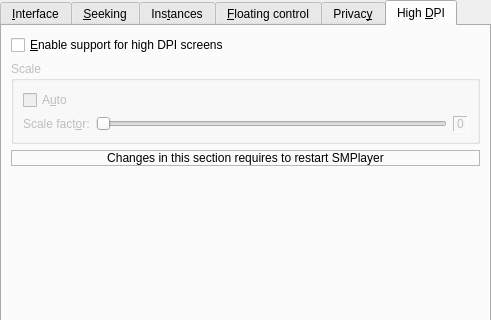
The window that src/prefinterface.ui (smplayer-dev/smplayer) describes before a commit, drawn with Qt 5; both pictures show x 0 to 491 and y 0 to 320 of the 491 by 502 pixel window.
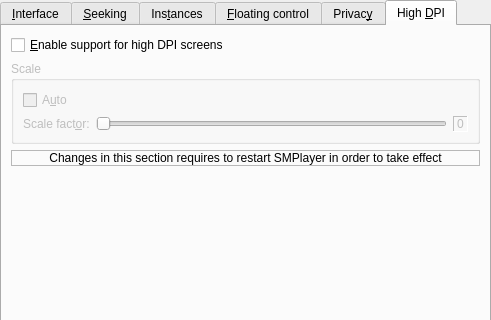
The same window after the commit. The open tabs and pages were chosen to show the change. Custom widgets are drawn as their Qt base class.

Patch:
```diff
--- a/src/prefinterface.ui
+++ b/src/prefinterface.ui
@@ -1027,7 +1027,7 @@
           <enum>QFrame::StyledPanel</enum>
          </property>
          <property name="text">
-          <string>Changes in this section requires to restart SMPlayer</string>
+          <string>Changes in this section requires to restart SMPlayer in order to take effect</string>
          </property>
          <property name="alignment">
           <set>Qt::AlignCenter</set>
```
